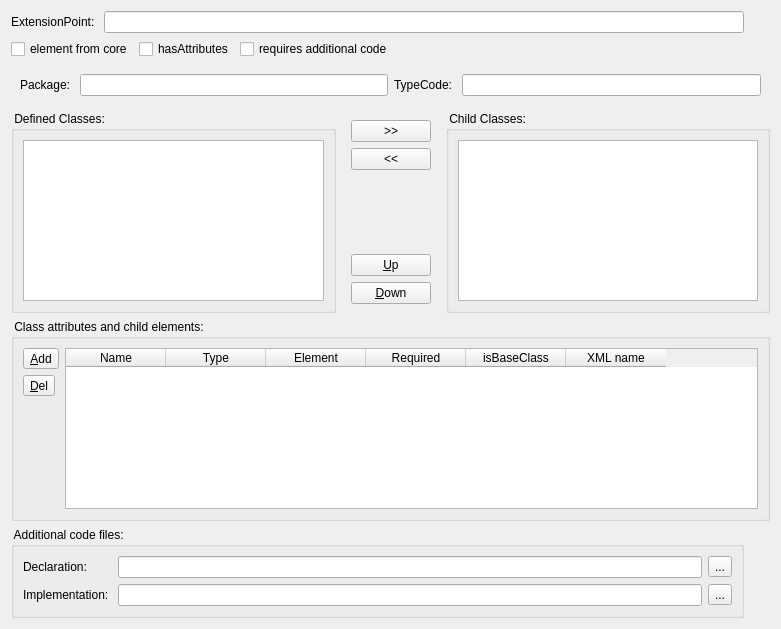
Before: the Qt Designer form ui/formdeviserplugin.ui in sbmlteam/QtDeviser, drawn with Qt 5.
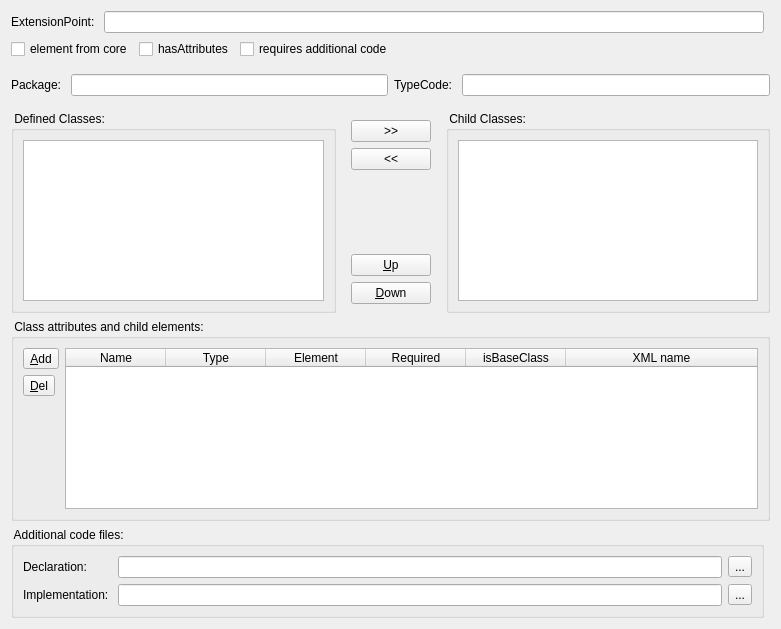
After: the same form once the commit is applied. Icons and pictures are not drawn.

```diff
--- a/ui/formdeviserplugin.ui
+++ b/ui/formdeviserplugin.ui
@@ -16,6 +16,9 @@
   <layout class="QGridLayout" name="gridLayout_4">
    <item row="0" column="0">
     <layout class="QGridLayout" name="gridLayout_7">
+     <property name="rightMargin">
+      <number>0</number>
+     </property>
      <item row="0" column="0">
       <widget class="QLabel" name="label">
        <property name="text">
@@ -143,6 +146,12 @@
    </item>
    <item row="4" column="0" colspan="2">
     <widget class="QGroupBox" name="grpAttributes">
+     <property name="sizePolicy">
+      <sizepolicy hsizetype="Preferred" vsizetype="Expanding">
+       <horstretch>0</horstretch>
+       <verstretch>0</verstretch>
+      </sizepolicy>
+     </property>
      <property name="title">
       <string> Class attributes and child elements: </string>
      </property>
@@ -188,6 +197,9 @@
       </item>
       <item>
        <widget class="QTableWidget" name="tblAttributes">
+        <attribute name="horizontalHeaderStretchLastSection">
+         <bool>true</bool>
+        </attribute>
         <attribute name="verticalHeaderVisible">
          <bool>false</bool>
         </attribute>
@@ -228,6 +240,12 @@
    </item>
    <item row="5" column="0">
     <widget class="QGroupBox" name="grpAdditional">
+     <property name="sizePolicy">
+      <sizepolicy hsizetype="Expanding" vsizetype="Fixed">
+       <horstretch>0</horstretch>
+       <verstretch>0</verstretch>
+      </sizepolicy>
+     </property>
      <property name="title">
       <string> Additional code files: </string>
      </property>
@@ -277,22 +295,15 @@
      </layout>
     </widget>
    </item>
-   <item row="5" column="1">
-    <spacer name="verticalSpacer_2">
-     <property name="orientation">
-      <enum>Qt::Vertical</enum>
-     </property>
-     <property name="sizeHint" stdset="0">
-      <size>
-       <width>20</width>
-       <height>80</height>
-      </size>
-     </property>
-    </spacer>
-   </item>
    <item row="2" column="0" colspan="2">
     <widget class="QWidget" name="ctrlLocation" native="true">
      <layout class="QHBoxLayout" name="horizontalLayout_2">
+      <property name="leftMargin">
+       <number>0</number>
+      </property>
+      <property name="rightMargin">
+       <number>0</number>
+      </property>
       <item>
        <layout class="QGridLayout" name="gridLayout_5">
         <item row="0" column="0">
```
Left out of the diff: 15 changed lines with no effect on the pictures.
